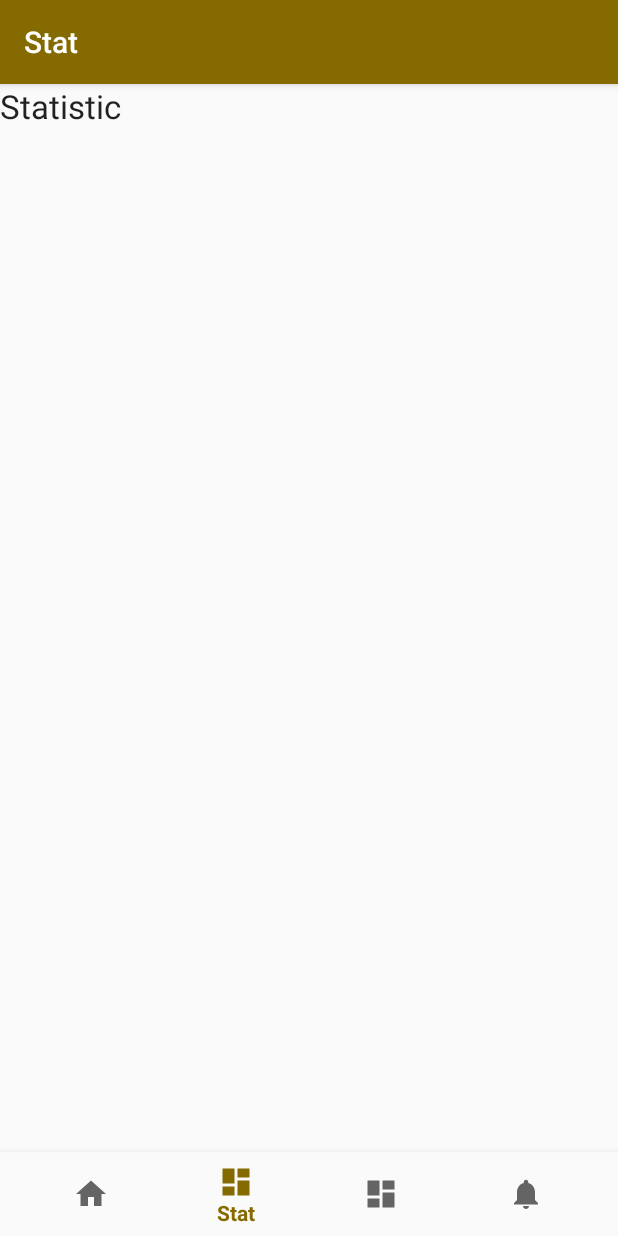
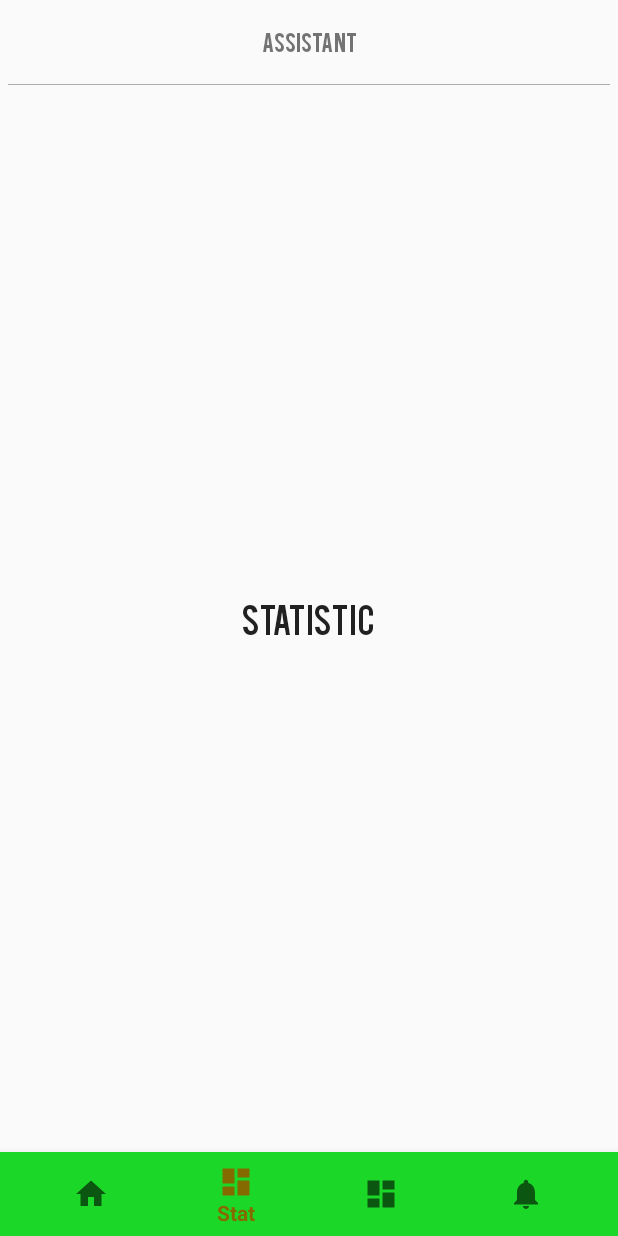
Before and after one commit to impulsedigita/VehicleAssistant, an Android app: the screen it shows after launch (MainActivity), item 2 of the bottom bar chosen, on a phone screen of 412 x 824 dp. Run offline under Robolectric (Android 15) with nearby library versions, the phone set to English and light mode, and no system bars.

Commit message:
added color theme

```diff
--- /dev/null
+++ b/app/src/main/java/com/impulsedigita/vehicleassistant/constant/Constant.java
@@ -0,0 +1,12 @@
+package com.impulsedigita.vehicleassistant.constant;
+
+import com.impulsedigita.vehicleassistant.R;
+
+public class Constant {
+    private static final String TAG = Constant.class.getName();
+
+    public static int THEME1 = R.color.theme_color_1;
+    public static int THEME2 = R.color.theme_color_2;
+    public static int THEME3 = R.color.theme_color_3;
+    public static int THEME4 = R.color.theme_color_4;
+}
--- a/app/src/main/java/com/impulsedigita/vehicleassistant/ui/acivity/MainActivity.java
+++ b/app/src/main/java/com/impulsedigita/vehicleassistant/ui/acivity/MainActivity.java
@@ -1,27 +1,36 @@
 package com.impulsedigita.vehicleassistant.ui.acivity;
 
+import android.app.Activity;
+import android.content.Context;
+import android.os.Build;
 import android.os.Bundle;
 import android.support.annotation.NonNull;
 import android.support.design.widget.BottomNavigationView;
 import android.support.v4.app.Fragment;
 import android.support.v4.app.FragmentManager;
 import android.support.v4.app.FragmentTransaction;
-import android.support.v7.app.ActionBar;
 import android.support.v7.app.AppCompatActivity;
+import android.support.v7.widget.Toolbar;
 import android.util.Log;
 import android.view.MenuItem;
+import android.view.Window;
+import android.view.WindowManager;
 import android.widget.TextView;
-
 import com.impulsedigita.vehicleassistant.R;
+import com.impulsedigita.vehicleassistant.constant.Constant;
 import com.impulsedigita.vehicleassistant.ui.fragment.HomeFragment;
 import com.impulsedigita.vehicleassistant.ui.fragment.StatisticFragment;
 import com.impulsedigita.vehicleassistant.ui.fragment.TimeLineFragment;
 import com.impulsedigita.vehicleassistant.ui.fragment.WeFragment;
+import com.impulsedigita.vehicleassistant.util.Utils;
 
 public class MainActivity extends AppCompatActivity {
 
     private static final String TAG = MainActivity.class.getName();
-    private ActionBar toolbar;
+    private Toolbar toolbar;
+    private int color = 0;
+    private BottomNavigationView navigation;
+    private Activity context;
 
     private BottomNavigationView.OnNavigationItemSelectedListener mOnNavigationItemSelectedListener
             = new BottomNavigationView.OnNavigationItemSelectedListener() {
@@ -32,32 +41,39 @@ public class MainActivity extends AppCompatActivity {
 
             switch (item.getItemId()) {
                 case R.id.navigation_home:
-                    toolbar.setTitle(R.string.title_home);
                     fragment = new HomeFragment();
+                    color = Constant.THEME1;
                     break;
                 case R.id.navigation_statistic:
-                    toolbar.setTitle(R.string.title_statistic);
                     fragment = new StatisticFragment();
+                    color = Constant.THEME2;
                     break;
                 case R.id.navigation_timeline:
-                    toolbar.setTitle(R.string.title_timeline);
                     fragment = new TimeLineFragment();
+                    color = Constant.THEME3;
                     break;
                 case R.id.navigation_we:
-                    toolbar.setTitle(R.string.title_we);
                     fragment = new WeFragment();
+                    color = Constant.THEME4;
                     break;
             }
-            return loadFragment(fragment);
+            return loadFragment(fragment,navigation,color);
         }
     };
 
-    private boolean loadFragment(Fragment fragment) {
+    private boolean loadFragment(Fragment fragment,BottomNavigationView navigation,int color) {
         if(fragment != null){
             FragmentManager fragmentManager = getSupportFragmentManager();
             FragmentTransaction fragmentTransaction = fragmentManager.beginTransaction();
             fragmentTransaction.replace(R.id.fragment_container,fragment);
             fragmentTransaction.commit();
+            //change color theme
+            if(navigation != null && color != 0 && context != null){
+                Utils.changeThemeColor(context,navigation,color);
+            }else{
+                Log.d(TAG,"Either navigation, color, context is null");
+            }
+
             return true;
         }else{
             Log.d(TAG,"fragment is null");
@@ -70,12 +86,15 @@ public class MainActivity extends AppCompatActivity {
         super.onCreate(savedInstanceState);
         setContentView(R.layout.activity_main);
 
-        toolbar = getSupportActionBar();
+        context = MainActivity.this;
 
-        BottomNavigationView navigation = (BottomNavigationView) findViewById(R.id.navigation);
+        toolbar = (Toolbar)findViewById(R.id.toolbar);
+        TextView mTitle = (TextView) toolbar.findViewById(R.id.toolbar_title);
+
+        navigation = (BottomNavigationView) findViewById(R.id.navigation);
         navigation.setOnNavigationItemSelectedListener(mOnNavigationItemSelectedListener);
 
-        loadFragment(new HomeFragment());
+        loadFragment(new HomeFragment(),navigation,Constant.THEME1);
     }
 
 }
--- /dev/null
+++ b/app/src/main/java/com/impulsedigita/vehicleassistant/ui/view/TitleTextView.java
@@ -0,0 +1,45 @@
+package com.impulsedigita.vehicleassistant.ui.view;
+
+import android.annotation.SuppressLint;
+import android.content.Context;
+import android.content.res.TypedArray;
+import android.graphics.Typeface;
+import android.util.AttributeSet;
+import android.util.Log;
+import android.widget.TextView;
+
+import com.impulsedigita.vehicleassistant.R;
+
+@SuppressLint("AppCompatCustomView")
+public class TitleTextView extends TextView {
+
+    private static final String TAG = TitleTextView.class.getName();
+
+    public TitleTextView(Context context) {
+        super(context);
+
+        applyCustomFont(context);
+    }
+
+    public TitleTextView(Context context, AttributeSet attrs) {
+        super(context, attrs);
+
+        applyCustomFont(context);
+    }
+
+    public TitleTextView(Context context, AttributeSet attrs, int defStyle) {
+        super(context, attrs, defStyle);
+
+        applyCustomFont(context);
+    }
+
+    private void applyCustomFont(Context context) {
+        try{
+            Typeface customFont = Typeface.createFromAsset(context.getAssets(), "fonts/font.ttf");
+            setTypeface(customFont);
+        }catch (Exception e){
+            Log.d(TAG,"Exception while setting custom textview # "+e.getMessage());
+        }
+
+    }
+}
--- /dev/null
+++ b/app/src/main/java/com/impulsedigita/vehicleassistant/util/Utils.java
@@ -0,0 +1,24 @@
+package com.impulsedigita.vehicleassistant.util;
+
+import android.app.Activity;
+import android.content.Context;
+import android.os.Build;
+import android.support.design.widget.BottomNavigationView;
+import android.view.Window;
+import android.view.WindowManager;
+
+import com.impulsedigita.vehicleassistant.R;
+
+public class Utils {
+    private static final String TAG = Utils.class.getName();
+
+    public static void changeThemeColor(Activity activity, BottomNavigationView navigation, int color){
+        //navigation.setItemBackgroundResource(R.color.colorAccent);
+        navigation.setBackgroundColor(activity.getResources().getColor(color));
+        if (Build.VERSION.SDK_INT >= Build.VERSION_CODES.LOLLIPOP) {
+            Window window = activity.getWindow();
+            window.addFlags(WindowManager.LayoutParams.FLAG_DRAWS_SYSTEM_BAR_BACKGROUNDS);
+            window.setStatusBarColor(activity.getResources().getColor(color));
+        }
+    }
+}
--- a/app/src/main/res/layout/activity_main.xml
+++ b/app/src/main/res/layout/activity_main.xml
@@ -7,7 +7,11 @@
     android:layout_height="match_parent"
     tools:context=".ui.acivity.MainActivity">
 
+    <!-- Toolbar should be above content-->
+   <include layout="@layout/toolbar" />
+
     <FrameLayout
+        android:layout_marginTop="?android:attr/actionBarSize"
         android:id="@+id/fragment_container"
         android:layout_width="match_parent"
         android:layout_height="match_parent"
--- a/app/src/main/res/layout/fragment_home.xml
+++ b/app/src/main/res/layout/fragment_home.xml
@@ -1,14 +1,16 @@
 <?xml version="1.0" encoding="utf-8"?>
 <LinearLayout xmlns:android="http://schemas.android.com/apk/res/android"
     android:layout_width="match_parent"
+    android:gravity="center"
     android:layout_height="match_parent">
 
-    <TextView
+    <com.impulsedigita.vehicleassistant.ui.view.TitleTextView
         android:layout_width="wrap_content"
         android:layout_height="wrap_content"
+        android:gravity="center"
         android:layout_centerHorizontal="true"
         android:layout_centerVertical="true"
-        android:text="Home"
+        android:text="Homes"
         android:textAppearance="@style/Base.TextAppearance.AppCompat.Large" />
 
 </LinearLayout>
--- a/app/src/main/res/layout/fragment_statistic.xml
+++ b/app/src/main/res/layout/fragment_statistic.xml
@@ -1,13 +1,13 @@
 <?xml version="1.0" encoding="utf-8"?>
 <LinearLayout xmlns:android="http://schemas.android.com/apk/res/android"
     android:layout_width="match_parent"
-    android:layout_height="match_parent">
+    android:layout_height="match_parent"
+    android:gravity="center">
 
-    <TextView
+    <com.impulsedigita.vehicleassistant.ui.view.TitleTextView
         android:layout_width="wrap_content"
         android:layout_height="wrap_content"
-        android:layout_centerHorizontal="true"
-        android:layout_centerVertical="true"
+        android:gravity="center"
         android:text="Statistic"
         android:textAppearance="@style/Base.TextAppearance.AppCompat.Large" />
 
--- a/app/src/main/res/layout/fragment_timeline.xml
+++ b/app/src/main/res/layout/fragment_timeline.xml
@@ -1,13 +1,13 @@
 <?xml version="1.0" encoding="utf-8"?>
 <LinearLayout xmlns:android="http://schemas.android.com/apk/res/android"
     android:layout_width="match_parent"
+    android:gravity="center"
     android:layout_height="match_parent">
 
-    <TextView
+    <com.impulsedigita.vehicleassistant.ui.view.TitleTextView
         android:layout_width="wrap_content"
         android:layout_height="wrap_content"
-        android:layout_centerHorizontal="true"
-        android:layout_centerVertical="true"
+        android:gravity="center"
         android:text="TimeLine"
         android:textAppearance="@style/Base.TextAppearance.AppCompat.Large" />
 
--- /dev/null
+++ b/app/src/main/res/layout/toolbar.xml
@@ -0,0 +1,29 @@
+<?xml version="1.0" encoding="utf-8"?>
+<RelativeLayout xmlns:android="http://schemas.android.com/apk/res/android"
+    android:id="@+id/app_toolbar"
+    android:layout_width="match_parent"
+    android:layout_height="wrap_content"
+    android:background="@android:color/transparent"
+    android:minHeight="@dimen/abc_action_bar_default_height_material">
+
+    <android.support.v7.widget.Toolbar
+        android:id="@+id/toolbar"
+        android:layout_width="match_parent"
+        android:layout_height="wrap_content">
+
+        <com.impulsedigita.vehicleassistant.ui.view.TitleTextView
+            android:id="@+id/toolbar_title"
+            android:layout_width="wrap_content"
+            android:layout_height="wrap_content"
+            android:layout_gravity="center"
+            android:text="Assistant" />
+    </android.support.v7.widget.Toolbar>
+
+    <View
+        android:layout_width="match_parent"
+        android:layout_height="0.5dp"
+        android:layout_marginLeft="5dp"
+        android:layout_marginRight="5dp"
+        android:layout_below="@id/toolbar"
+        android:background="@android:color/darker_gray" />
+</RelativeLayout>
--- a/app/src/main/res/values/colors.xml
+++ b/app/src/main/res/values/colors.xml
@@ -4,6 +4,14 @@
     <color name="colorPrimaryDark">#573900</color>
     <color name="colorAccent">#D81B60</color>
 
+    <color name="line_grey">#FFEDEDED</color>
+
+    <!--theme color-->
+    <color name="theme_color_1">#D81B60</color>
+    <color name="theme_color_2">#1bd828</color>
+    <color name="theme_color_3">#1b93d8</color>
+    <color name="theme_color_4">#d8af1b</color>
+
     <!--   color of navigation icons and text  -->
     <color name="colorNavIcon">#dae9f6</color>
     <color name="colorNavText">#01294b</color>
--- a/app/src/main/res/values/styles.xml
+++ b/app/src/main/res/values/styles.xml
@@ -1,11 +1,12 @@
 <resources>
 
     <!-- Base application theme. -->
-    <style name="AppTheme" parent="Theme.AppCompat.Light.DarkActionBar">
+    <style name="AppTheme" parent="Theme.AppCompat.Light.NoActionBar">
         <!-- Customize your theme here. -->
         <item name="colorPrimary">@color/colorPrimary</item>
         <item name="colorPrimaryDark">@color/colorPrimaryDark</item>
         <item name="colorAccent">@color/colorAccent</item>
     </style>
 
+
 </resources>
--- a/config.gradle
+++ b/config.gradle
@@ -8,7 +8,7 @@ def supportTestRun = "1.0.2"
 ext{
     android = [
             applicationId : "com.impulsedigita.vehicleassistant",
-            minSdkVersion : 15,
+            minSdkVersion : 16,
             targetSdkVersion : 28,
             versionCode : 1,
             versionName : "1.0",
```
Also changed, not shown: app/src/main/res/layout/fragment_we.xml (+4 -4 lines), app/src/main/assets/fonts/font.ttf (added).
